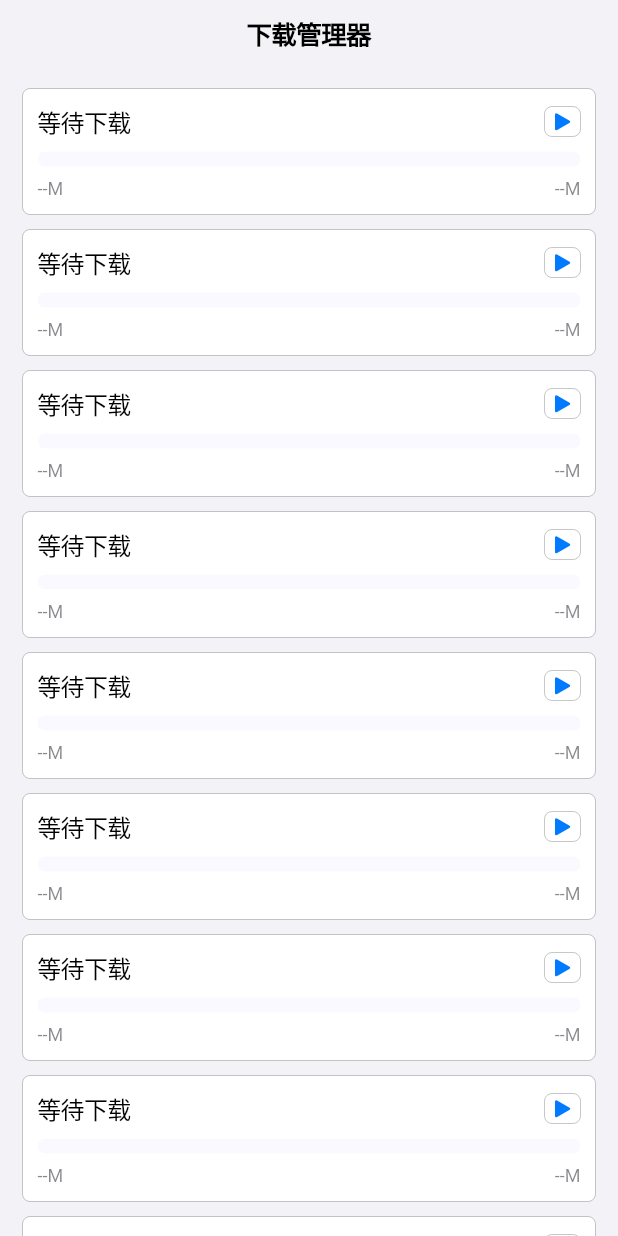
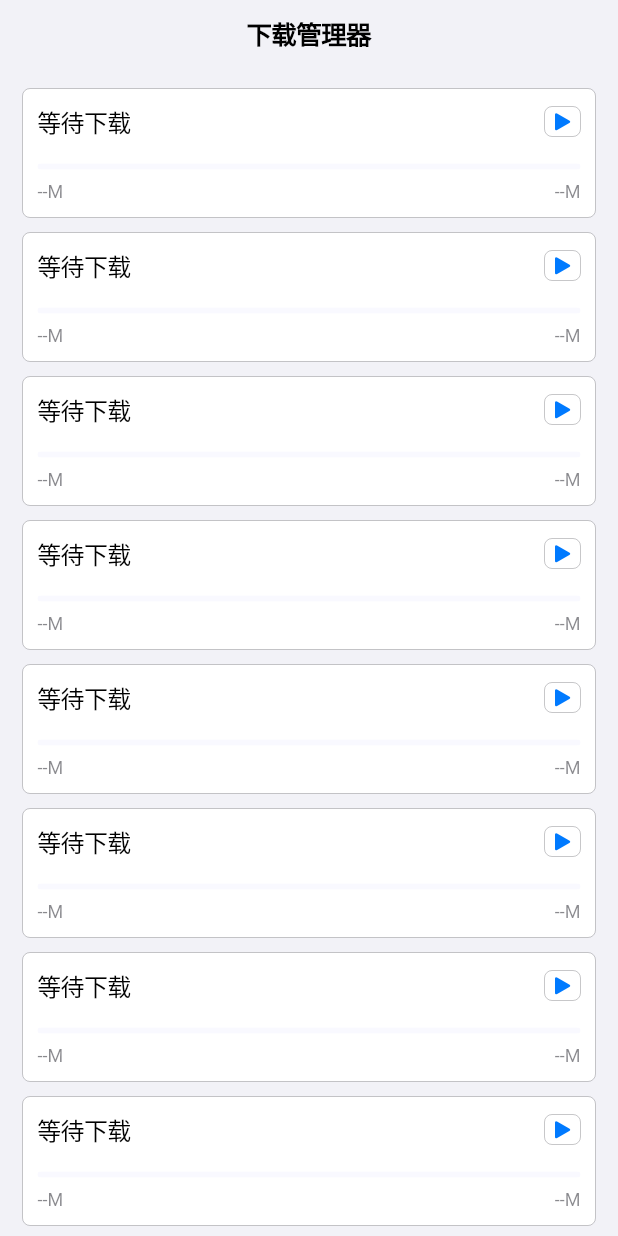
Before and after one commit to changleibox/downloader_demo, a Flutter app: the screen it shows after launch, on a phone screen of 412 x 824 dp. Run offline on Flutter 3.47's test engine with Material 2 defaults, Android fonts, the phone set to English and light mode, and no system bars; our stand-ins replace dio; missing offline and left inert: downloader.

Commit message:
feat: 初始化提交

```diff
--- a/lib/widget/task.dart
+++ b/lib/widget/task.dart
@@ -207,7 +207,7 @@ class _TaskState extends State<Task> with AutomaticKeepAliveClientMixin<Task> {
             ],
           ),
           const SizedBox(
-            height: 8,
+            height: 16,
           ),
           Container(
             clipBehavior: Clip.antiAlias,
@@ -215,8 +215,9 @@ class _TaskState extends State<Task> with AutomaticKeepAliveClientMixin<Task> {
               shape: StadiumBorder(),
             ),
             child: LinearProgressIndicator(
-              minHeight: 10,
+              minHeight: 4,
               value: _value ?? 0,
+              valueColor: const AlwaysStoppedAnimation(CupertinoColors.systemRed),
             ),
           ),
           const SizedBox(
```
